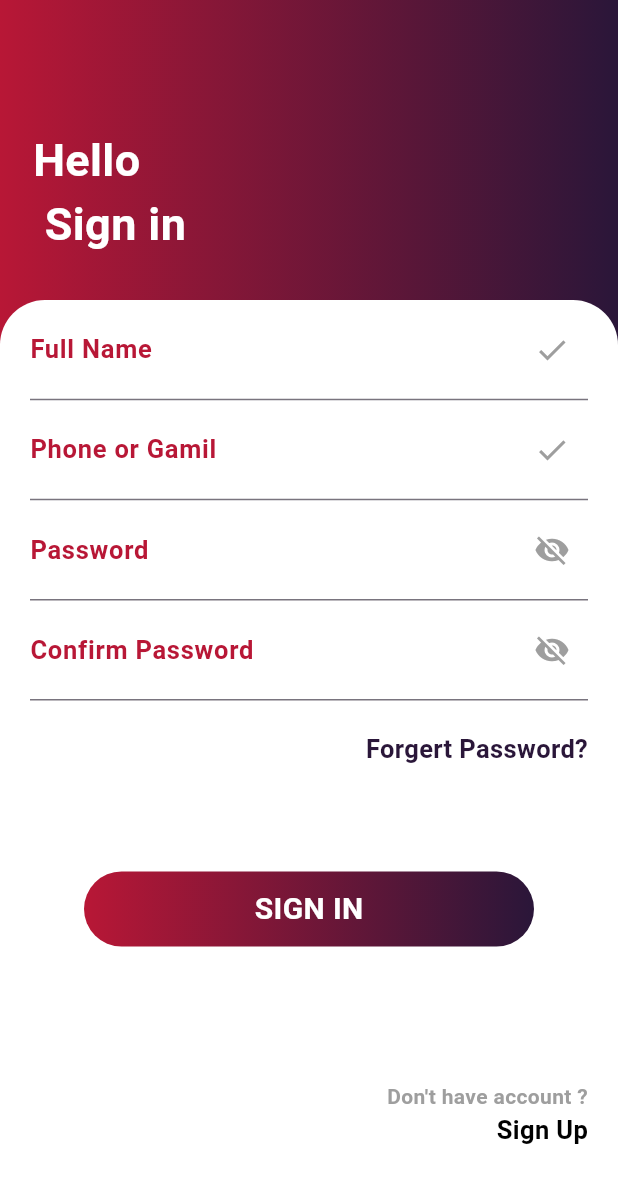
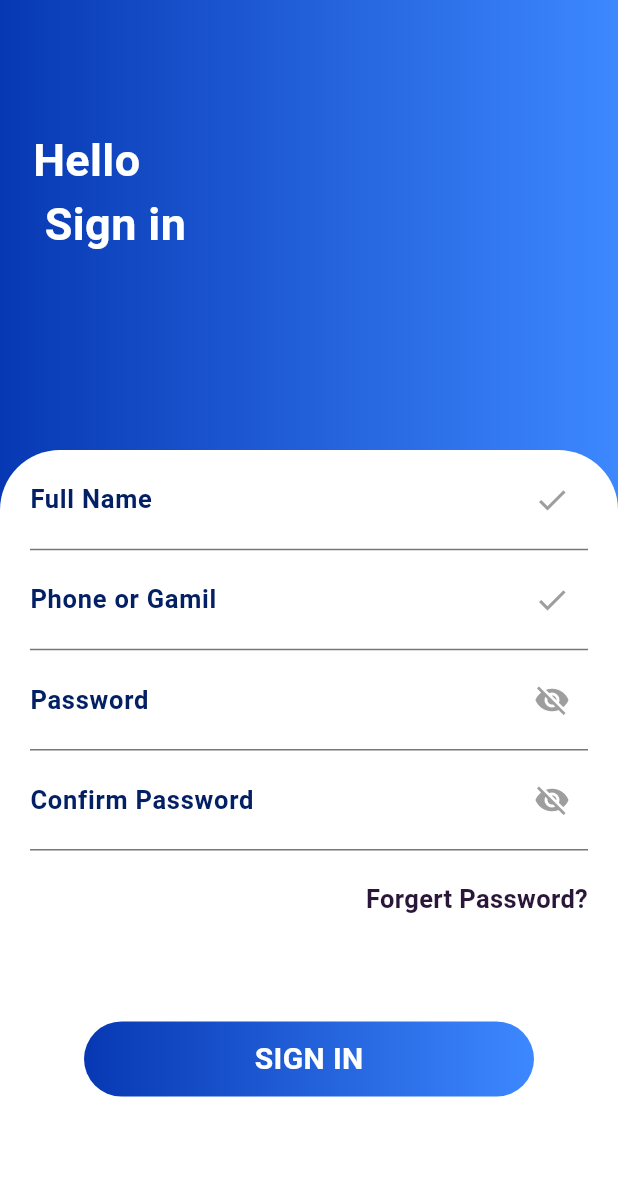
Before and after one commit to SemaNumeriqueOrganization/semanumerique_mobile, a Flutter app: the RegisterScreen screen opened by its route, on a phone screen of 412 x 824 dp. Shown: the top 1183 px of the screen. Run offline on Flutter 3.47's test engine with Material 3 defaults, Android fonts, the phone set to English and light mode, and no system bars; our stand-ins replace flutter_easyloading, font_awesome_flutter, get, shared_preferences; accounts and stored records are empty; Roboto replaces fonts that are missing (Comfortaa).

Commit message:
color on the register page

```diff
--- a/lib/views/screens/auth/register_screen.dart
+++ b/lib/views/screens/auth/register_screen.dart
@@ -3,8 +3,15 @@ import 'package:flutter/widgets.dart';
 import 'package:semanumerique_mobile/core/core.dart';
 import 'package:semanumerique_mobile/import.dart';
 
-class RegisterScreen extends StatelessWidget {
+class RegisterScreen extends StatefulWidget {
   const RegisterScreen({super.key});
+
+  @override
+  State<RegisterScreen> createState() => _RegisterScreenState();
+}
+
+class _RegisterScreenState extends State<RegisterScreen> {
+  bool _obscurePassword = true;
 
   @override
   Widget build(BuildContext context) {
@@ -16,12 +23,12 @@ class RegisterScreen extends StatelessWidget {
             width: double.infinity,
             decoration: const BoxDecoration(
               gradient: LinearGradient(colors: [
-                Color(0xffB81736),
-                Color(0xff2A1639),
+                MkasColor.degarColorRed,
+                MkasColor.degarColorBlack,
               ]),
             ),
             child: const Padding(
-              padding: EdgeInsets.only(top:85.0, left: 22),
+              padding: EdgeInsets.only(top: 85.0, left: 22),
               child: Text(
                 'Hello\n Sign in ',
                 style: TextStyle(
@@ -32,12 +39,12 @@ class RegisterScreen extends StatelessWidget {
             ),
           ),
           Padding(
-            padding: const EdgeInsets.only(top: 200.0),
+            padding: const EdgeInsets.only(top: 300.0),
             child: Container(
               decoration: const BoxDecoration(
                 borderRadius: BorderRadius.only(
-                    topLeft: Radius.circular(30),
-                    topRight: Radius.circular(30)),
+                    topLeft: Radius.circular(40),
+                    topRight: Radius.circular(40)),
                 color: Colors.white,
               ),
               height: double.infinity,
@@ -56,7 +63,7 @@ class RegisterScreen extends StatelessWidget {
                               'Full Name',
                               style: TextStyle(
                                 fontWeight: FontWeight.bold,
-                                color: Color(0xffB81736),
+                                color: MkasColor.Bluetext,
                               ),
                             )),
                       ),
@@ -68,35 +75,59 @@ class RegisterScreen extends StatelessWidget {
                               'Phone or Gamil',
                               style: TextStyle(
                                 fontWeight: FontWeight.bold,
-                                color: Color(0xffB81736),
+                                color: MkasColor.Bluetext,
                               ),
                             )),
                       ),
-                      const TextField(
+                      TextField(
                         decoration: InputDecoration(
                             hintText: 'Password',
-                            suffixIcon:
-                                Icon(Icons.visibility_off, color: Colors.grey),
-                            label: Text(
+                            suffixIcon: IconButton(
+                              icon: Icon(
+                                _obscurePassword
+                                    ? Icons.visibility_off
+                                    : Icons.visibility,
+                                color: Colors.grey,
+                              ),
+                              onPressed: () {
+                                setState(() {
+                                  _obscurePassword = !_obscurePassword;
+                                });
+                              },
+                            ),
+                            label: const Text(
                               'Password',
                               style: TextStyle(
                                 fontWeight: FontWeight.bold,
-                                color: Color(0xffB81736),
+                                color: MkasColor.Bluetext,
                               ),
                             )),
+                        obscureText: _obscurePassword,
                       ),
-                      const TextField(
+                      TextField(
                         decoration: InputDecoration(
                             hintText: 'Confirm Password',
-                            suffixIcon:
-                                Icon(Icons.visibility_off, color: Colors.grey),
+                            suffixIcon: IconButton(
+                              icon: Icon(
+                                _obscurePassword
+                                    ? Icons.visibility_off
+                                    : Icons.visibility,
+                                color: Colors.grey,
+                              ),
+                              onPressed: () {
+                                setState(() {
+                                  _obscurePassword = !_obscurePassword;
+                                });
+                              },
+                            ),
                             label: Text(
                               'Confirm Password',
                               style: TextStyle(
                                 fontWeight: FontWeight.bold,
-                                color: Color(0xffB81736),
+                                color: MkasColor.Bluetext,
                               ),
                             )),
+                        obscureText: _obscurePassword,
                       ),
                       const SizedBox(
                         height: 20,
@@ -121,8 +152,8 @@ class RegisterScreen extends StatelessWidget {
                         decoration: BoxDecoration(
                           borderRadius: BorderRadius.circular(30),
                           gradient: const LinearGradient(colors: [
-                            Color(0xffB81736),
-                            Color(0xff2A1639),
+                            MkasColor.degarColorRed,
+                            MkasColor.degarColorBlack,
                           ]),
                         ),
                         child: const Center(
```
